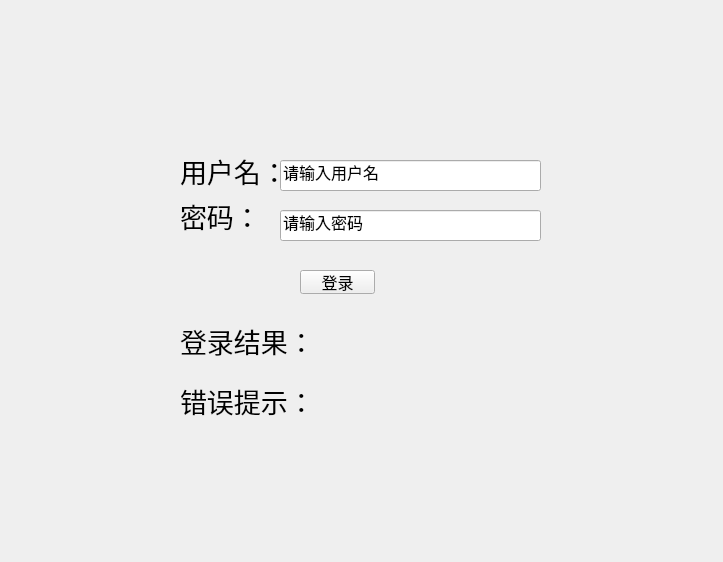
The window that QtWidgetsApplication1/loginUser.ui (lms2004/test) describes before a commit, drawn with Qt 5.
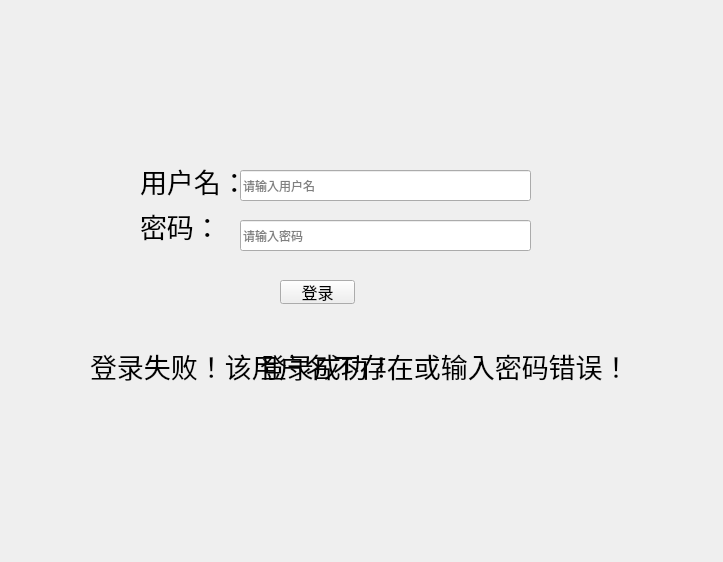
The same window after the commit.

What changed in the file:
```diff
--- a/QtWidgetsApplication1/loginUser.ui
+++ b/QtWidgetsApplication1/loginUser.ui
@@ -13,11 +13,81 @@
   <property name="windowTitle">
    <string>Form</string>
   </property>
+  <widget class="QPushButton" name="pushButtonLogin">
+   <property name="geometry">
+    <rect>
+     <x>280</x>
+     <y>280</y>
+     <width>75</width>
+     <height>24</height>
+    </rect>
+   </property>
+   <property name="font">
+    <font>
+     <pointsize>12</pointsize>
+    </font>
+   </property>
+   <property name="text">
+    <string>登录</string>
+   </property>
+  </widget>
+  <widget class="QLabel" name="login_failure">
+   <property name="geometry">
+    <rect>
+     <x>90</x>
+     <y>350</y>
+     <width>551</width>
+     <height>31</height>
+    </rect>
+   </property>
+   <property name="font">
+    <font>
+     <pointsize>20</pointsize>
+    </font>
+   </property>
+   <property name="text">
+    <string>登录失败！该用户名不存在或输入密码错误！</string>
+   </property>
+  </widget>
+  <widget class="QLabel" name="login_success">
+   <property name="geometry">
+    <rect>
+     <x>260</x>
+     <y>350</y>
+     <width>471</width>
+     <height>31</height>
+    </rect>
+   </property>
+   <property name="font">
+    <font>
+     <pointsize>20</pointsize>
+    </font>
+   </property>
+   <property name="text">
+    <string>登录成功！</string>
+   </property>
+  </widget>
+  <widget class="QLineEdit" name="lineEditPassword">
+   <property name="geometry">
+    <rect>
+     <x>240</x>
+     <y>220</y>
+     <width>291</width>
+     <height>31</height>
+    </rect>
+   </property>
+   <property name="echoMode">
+    <enum>QLineEdit::Password</enum>
+   </property>
+   <property name="placeholderText">
+    <string>请输入密码</string>
+   </property>
+  </widget>
   <widget class="QLabel" name="label">
    <property name="geometry">
     <rect>
-     <x>180</x>
-     <y>150</y>
+     <x>140</x>
+     <y>160</y>
      <width>101</width>
      <height>41</height>
     </rect>
@@ -34,26 +104,21 @@
   <widget class="QLineEdit" name="lineEditUsername">
    <property name="geometry">
     <rect>
-     <x>280</x>
-     <y>160</y>
-     <width>261</width>
+     <x>240</x>
+     <y>170</y>
+     <width>291</width>
      <height>31</height>
     </rect>
    </property>
-   <property name="font">
-    <font>
-     <pointsize>12</pointsize>
-    </font>
-   </property>
-   <property name="text">
+   <property name="placeholderText">
     <string>请输入用户名</string>
    </property>
   </widget>
   <widget class="QLabel" name="label_2">
    <property name="geometry">
     <rect>
-     <x>180</x>
-     <y>200</y>
+     <x>140</x>
+     <y>210</y>
      <width>71</width>
      <height>31</height>
     </rect>
@@ -67,78 +132,6 @@
     <string>密码：</string>
    </property>
   </widget>
-  <widget class="QLineEdit" name="lineEditPassword">
-   <property name="geometry">
-    <rect>
-     <x>280</x>
-     <y>210</y>
-     <width>261</width>
-     <height>31</height>
-    </rect>
-   </property>
-   <property name="font">
-    <font>
-     <pointsize>12</pointsize>
-    </font>
-   </property>
-   <property name="text">
-    <string>请输入密码</string>
-   </property>
-  </widget>
-  <widget class="QPushButton" name="pushButtonLogin">
-   <property name="geometry">
-    <rect>
-     <x>300</x>
-     <y>270</y>
-     <width>75</width>
-     <height>24</height>
-    </rect>
-   </property>
-   <property name="font">
-    <font>
-     <pointsize>12</pointsize>
-    </font>
-   </property>
-   <property name="text">
-    <string>登录</string>
-   </property>
-  </widget>
-  <widget class="QLabel" name="labelLoginResult">
-   <property name="geometry">
-    <rect>
-     <x>180</x>
-     <y>320</y>
-     <width>131</width>
-     <height>41</height>
-    </rect>
-   </property>
-   <property name="font">
-    <font>
-     <pointsize>20</pointsize>
-    </font>
-   </property>
-   <property name="text">
-    <string>登录结果：</string>
-   </property>
-  </widget>
-  <widget class="QLabel" name="label_4">
-   <property name="geometry">
-    <rect>
-     <x>180</x>
-     <y>380</y>
-     <width>151</width>
-     <height>41</height>
-    </rect>
-   </property>
-   <property name="font">
-    <font>
-     <pointsize>20</pointsize>
-    </font>
-   </property>
-   <property name="text">
-    <string>错误提示：</string>
-   </property>
-  </widget>
  </widget>
  <resources/>
  <connections/>
```
